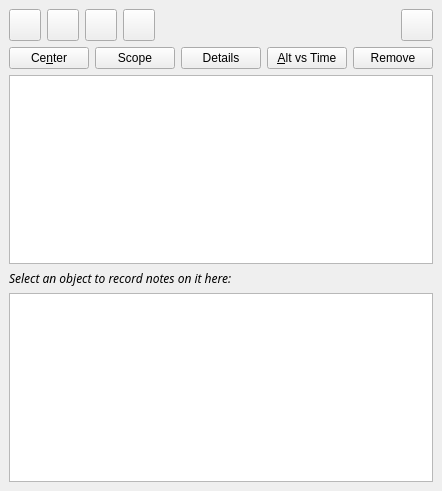
Qt form kstars/tools/observinglist.ui (KDE/kstars) before a commit.
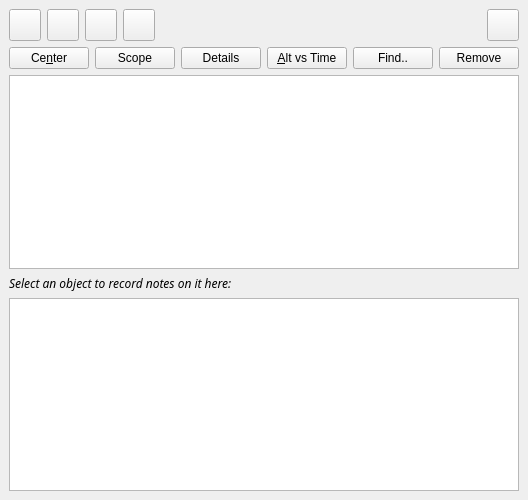
The same form after that commit. Custom widgets are drawn as their Qt base class.

Commit message: Adding functionality in the ObservingList to open FindDialog and add objects to the list.

Patch:
```diff
--- a/kstars/tools/observinglist.ui
+++ b/kstars/tools/observinglist.ui
@@ -5,8 +5,8 @@
    <rect>
     <x>0</x>
     <y>0</y>
-    <width>415</width>
-    <height>491</height>
+    <width>500</width>
+    <height>500</height>
    </rect>
   </property>
   <layout class="QVBoxLayout" >
@@ -314,6 +314,25 @@
        </property>
       </widget>
      </item>
+     <item>
+      <widget class="KPushButton" name="FindButton" >
+       <property name="sizePolicy" >
+        <sizepolicy vsizetype="Fixed" hsizetype="Minimum" >
+         <horstretch>0</horstretch>
+         <verstretch>0</verstretch>
+        </sizepolicy>
+       </property>
+       <property name="toolTip" >
+        <string>Open FindDialog</string>
+       </property>
+       <property name="whatsThis" >
+        <string>Open the FindDialog for adding objects to the list</string>
+       </property>
+       <property name="text" >
+        <string>Find..</string>
+       </property>
+      </widget>
+     </item>
      <item>
       <widget class="KPushButton" name="RemoveButton" >
        <property name="sizePolicy" >
```
The commit also changes 2 other files.
